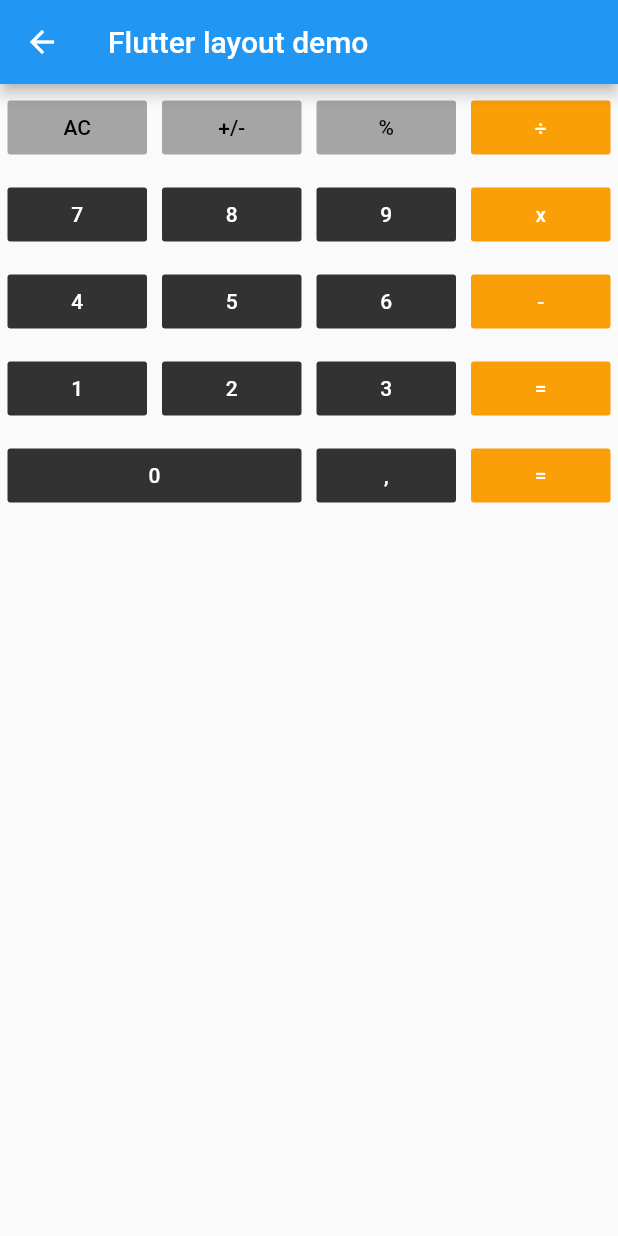
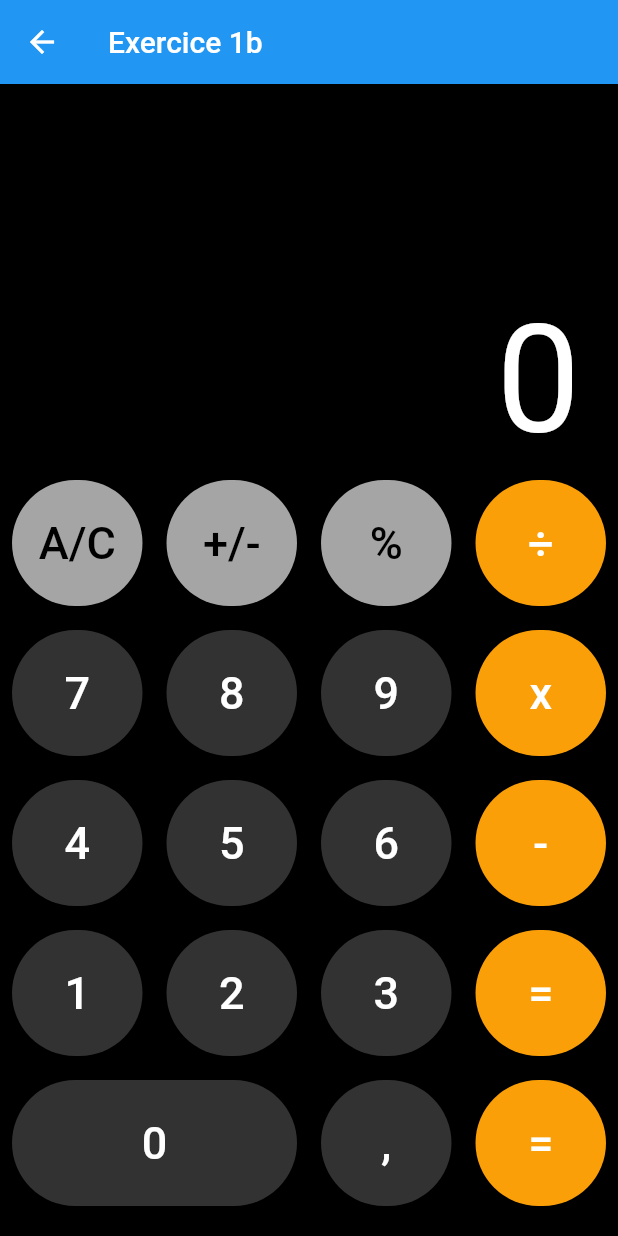
Before and after one commit to musps/HelloWorld-flutter, a Flutter app: the Exercice2 screen opened by its route, on a phone screen of 412 x 824 dp. Run offline on Flutter 3.47's test engine with Material 2 defaults, Android fonts, the phone set to English and light mode, and no system bars.

Commit message:
add: main screen + calculator

```diff
--- a/lib/main.dart
+++ b/lib/main.dart
@@ -1,4 +1,5 @@
 import 'package:flutter/material.dart';
+import 'screens/EntryPoint/entryPoint.dart';
 import 'screens/Exercice1/exercice1.dart';
 import 'screens/Exercice2/exercice2.dart';
 
@@ -13,10 +14,11 @@ class MyApp extends StatelessWidget {
       theme: ThemeData(
         primarySwatch: Colors.blue,
       ),
-      initialRoute: '/calculator',
+      initialRoute: '/',
       routes: {
-        '/': (context) => Exercice1(title: 'Flutter layout demo'),
-        '/calculator': (context) => Exercice2(title: 'Flutter layout demo'),
+        '/': (context) => EntryPoint(title: 'Exercices'),
+        '/place': (context) => Exercice1(title: 'Exercice 1a'),
+        '/calculator': (context) => Exercice2(title: 'Exercice 1b'),
       },
     );
   }
--- /dev/null
+++ b/lib/screens/EntryPoint/entryPoint.dart
@@ -0,0 +1,32 @@
+import 'package:flutter/material.dart';
+
+class EntryPoint extends StatefulWidget {
+  EntryPoint({Key key, this.title}) : super(key: key);
+
+  final String title;
+
+  _EntryPoint createState() => _EntryPoint();
+}
+
+class _EntryPoint extends State<EntryPoint> {
+  @override
+  Widget build(BuildContext context) {
+    return Scaffold(
+      appBar: AppBar(
+        title: Text(widget.title),
+      ),
+      body: ListView(
+        children: [
+          ListTile(
+            title: Text('Exercice 1a'),
+            onTap: () => Navigator.pushNamed(context, '/place'),
+          ),
+          ListTile(
+            title: Text('Exercice 1b'),
+            onTap: () => Navigator.pushNamed(context, '/calculator'),
+          ),
+        ]
+      )
+    );
+  }
+}
--- a/lib/screens/Exercice2/exercice2.dart
+++ b/lib/screens/Exercice2/exercice2.dart
@@ -13,7 +13,26 @@ enum ButtonColor {
   orange
 }
 
+class PadActions {
+  static String clear = 'A/C';
+  static String r2 = 'A/C';
+  static String r3 = 'A/C';
+}
+
 class _Exercice2 extends State<Exercice2> {
+  String screenText = '0';
+
+  void actionClear() {
+    setState(() {
+      screenText = '0';
+    });
+  }
+
+  void actionConcate(String value) {
+    setState(() {
+      screenText += value;
+    });
+  }
 
   Expanded _button(String text, int flex, double padding, [ButtonColor bgColor, Color textColor = Colors.white]) {
     var buttonBg;
@@ -33,64 +52,99 @@ class _Exercice2 extends State<Exercice2> {
     }
 
     var buttonView = FlatButton(
-      onPressed: () => print('On pressed button $text'),
+      onPressed: () => actionConcate(text),
       color: buttonBg,
+      shape: RoundedRectangleBorder(
+        borderRadius: new BorderRadius.circular(100),
+      ),
       child: Text(
         text,
-        style: TextStyle(color: textColor)
-        ),
+        style: TextStyle(
+          color: textColor,
+          fontSize: 30.0
+        )
+      ),
     );
-    return Expanded(flex: flex, child: Padding(child: buttonView, padding: EdgeInsets.all(padding)));
+
+    return Expanded(
+      flex: flex,
+      child: Container(
+        padding: EdgeInsets.all(padding),
+        height: 100,
+        child: buttonView,
+      )
+    );
   }
 
   @override
   Widget build(BuildContext context) {
+    var screen = Expanded(flex: 1, child: Container(
+      width: double.infinity,
+      padding: EdgeInsets.only(left: 25, right: 25),
+      child: Align(
+        alignment: FractionalOffset.bottomRight,
+        child: Text(
+          screenText,
+          style: TextStyle(
+            fontSize: 100,
+            color: Colors.white,
+          )
+        )
+      )
+    ));
+
+    var pad = Expanded(
+      flex: 2,
+      child: Container(
+        child: Column(
+          children: [
+            Row(children: [
+              _button(PadActions.clear, 1, 8, ButtonColor.grey, Colors.black),
+              _button('+/-', 1, 8, ButtonColor.grey, Colors.black),
+              _button('%', 1, 8, ButtonColor.grey, Colors.black),
+              _button('\u00F7', 1, 8, ButtonColor.orange),
+            ]),
+            Row(children: [
+              _button('7', 1, 8),
+              _button('8', 1, 8),
+              _button('9', 1, 8),
+              _button('x', 1, 8, ButtonColor.orange),
+            ]),
+            Row(children: [
+              _button('4', 1, 8),
+              _button('5', 1, 8),
+              _button('6', 1, 8),
+              _button('-', 1, 8, ButtonColor.orange),
+            ]),
+            Row(children: [
+              _button('1', 1, 8),
+              _button('2', 1, 8),
+              _button('3', 1, 8),
+              _button('=', 1, 8, ButtonColor.orange),
+            ]),
+            Row(children: [
+              _button('0', 2, 8),
+              _button(',', 1, 8),
+              _button('=', 1, 8, ButtonColor.orange),
+            ]),
+            Row(children: [])
+          ]
+        )
+      )
+    );
+
     return Scaffold(
       appBar: AppBar(
         title: Text(widget.title),
       ),
-      body: ListView(
-        children: [
-          Row(
-            children: [
-              _button('AC', 1, 5, ButtonColor.grey, Colors.black),
-              _button('+/-', 1, 5, ButtonColor.grey, Colors.black),
-              _button('%', 1, 5, ButtonColor.grey, Colors.black),
-              _button('\u00F7', 1, 5, ButtonColor.orange),
-            ],
-          ),
-          Row(
-            children: [
-              _button('7', 1, 5),
-              _button('8', 1, 5),
-              _button('9', 1, 5),
-              _button('x', 1, 5, ButtonColor.orange),
-            ],
-          ),
-          Row(
-            children: [
-              _button('4', 1, 5),
-              _button('5', 1, 5),
-              _button('6', 1, 5),
-              _button('-', 1, 5, ButtonColor.orange),
-            ],
-          ),
-          Row(
-            children: [
-              _button('1', 1, 5),
-              _button('2', 1, 5),
-              _button('3', 1, 5),
-              _button('=', 1, 5, ButtonColor.orange),
-            ],
-          ),
-          Row(
-            children: [
-              _button('0', 2, 5),
-              _button(',', 1, 5),
-              _button('=', 1, 5, ButtonColor.orange),
-            ],
-          ),
-        ]
+      body: Container(
+        color: Colors.black,
+        child: Column(
+          children: [
+            screen,
+            pad,
+          ]
+        )
       )
     );
   }
```
